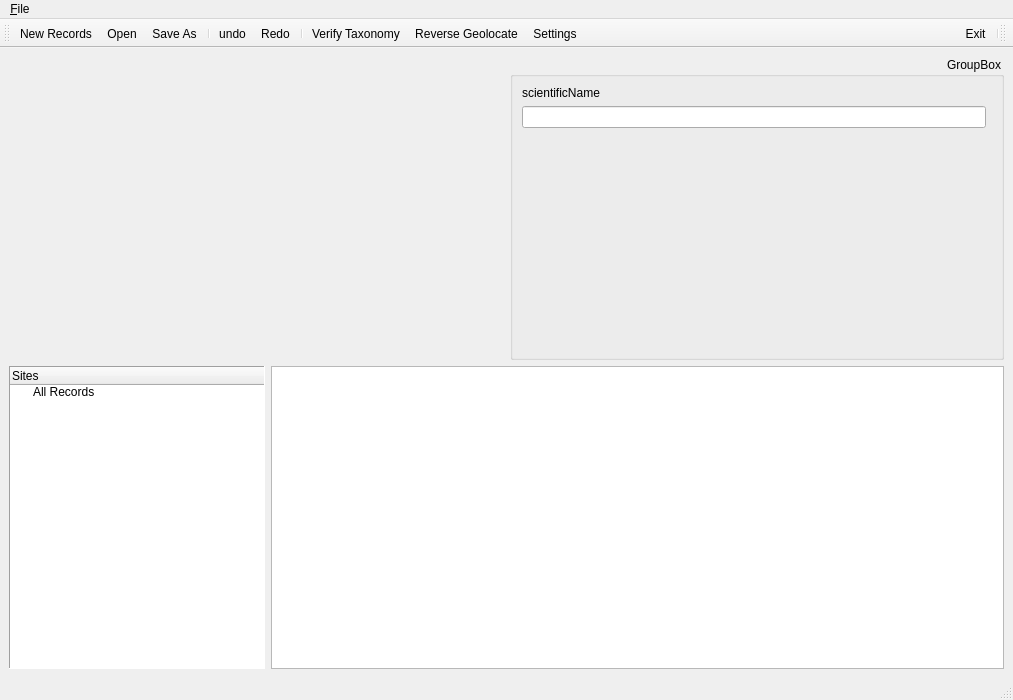
First picture: the form in ui/TestUI.ui, repository CapPow/collBook, before the edit.
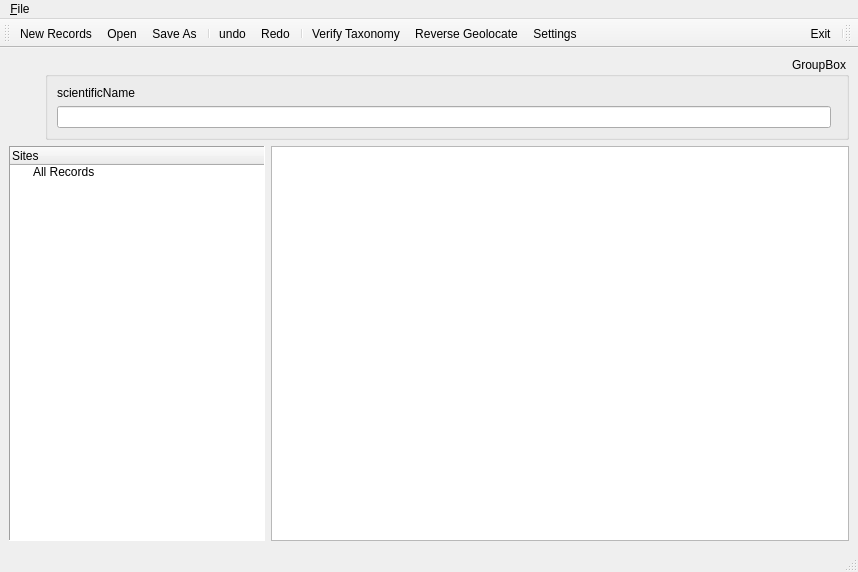
Second picture: the form after the edit. Icons and pictures are not drawn. Custom widgets are drawn as their Qt base class.

Patch:
```diff
--- a/ui/TestUI.ui
+++ b/ui/TestUI.ui
@@ -6,15 +6,15 @@
    <rect>
     <x>0</x>
     <y>0</y>
-    <width>1013</width>
-    <height>700</height>
+    <width>858</width>
+    <height>572</height>
    </rect>
   </property>
   <property name="windowTitle">
    <string>MainWindow</string>
   </property>
   <widget class="QWidget" name="centralwidget">
-   <layout class="QVBoxLayout" name="verticalLayout">
+   <layout class="QVBoxLayout" name="verticalLayout" stretch="0,3">
     <item>
      <layout class="QHBoxLayout" name="upper_horizontalLayout">
       <item>
@@ -27,8 +27,8 @@
         </property>
         <property name="minimumSize">
          <size>
-          <width>70</width>
-          <height>70</height>
+          <width>30</width>
+          <height>30</height>
          </size>
         </property>
         <property name="text">
@@ -39,15 +39,15 @@
       <item>
        <widget class="QGroupBox" name="record_groupBox">
         <property name="sizePolicy">
-         <sizepolicy hsizetype="Preferred" vsizetype="Preferred">
-          <horstretch>0</horstretch>
+         <sizepolicy hsizetype="Preferred" vsizetype="Expanding">
+          <horstretch>1</horstretch>
           <verstretch>0</verstretch>
          </sizepolicy>
         </property>
         <property name="minimumSize">
          <size>
-          <width>100</width>
-          <height>100</height>
+          <width>0</width>
+          <height>0</height>
          </size>
         </property>
         <property name="layoutDirection">
@@ -59,6 +59,12 @@
         <layout class="QFormLayout" name="formLayout_2">
          <item row="0" column="1">
           <widget class="QLabel" name="label">
+           <property name="sizePolicy">
+            <sizepolicy hsizetype="Expanding" vsizetype="Expanding">
+             <horstretch>0</horstretch>
+             <verstretch>0</verstretch>
+            </sizepolicy>
+           </property>
            <property name="text">
             <string>scientificName</string>
            </property>
@@ -134,6 +140,12 @@
         <property name="editTriggers">
          <set>QAbstractItemView::DoubleClicked|QAbstractItemView::SelectedClicked</set>
         </property>
+        <property name="alternatingRowColors">
+         <bool>true</bool>
+        </property>
+        <property name="expandsOnDoubleClick">
+         <bool>true</bool>
+        </property>
         <column>
          <property name="text">
           <string>Sites</string>
@@ -192,7 +204,7 @@
     <rect>
      <x>0</x>
      <y>0</y>
-     <width>1013</width>
+     <width>858</width>
      <height>22</height>
     </rect>
    </property>
```
Left out of the diff: 5 changed lines with no effect on the pictures.
